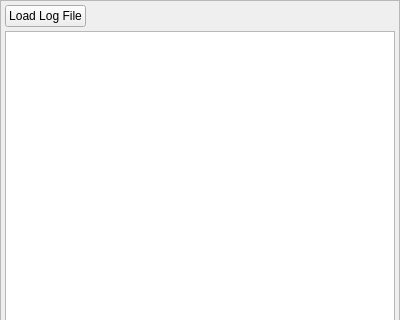
Qt form bt_editor/sidepanel_replay.ui (BehaviorTree/Groot) before a commit; both pictures show x 0 to 400 and y 0 to 320 of the 400 by 500 pixel window.
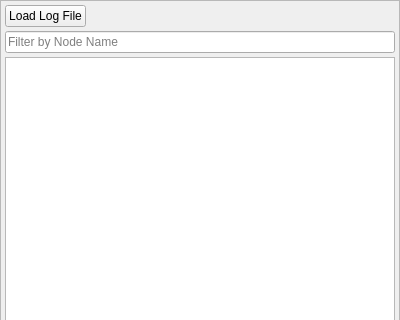
The same form after that commit. Icons and pictures are not drawn.

```diff
--- a/bt_editor/sidepanel_replay.ui
+++ b/bt_editor/sidepanel_replay.ui
@@ -64,6 +64,16 @@
      </item>
     </layout>
    </item>
+   <item>
+    <widget class="QLineEdit" name="lineEditFilter">
+     <property name="placeholderText">
+      <string>Filter by Node Name</string>
+     </property>
+     <property name="clearButtonEnabled">
+      <bool>true</bool>
+     </property>
+    </widget>
+   </item>
    <item>
     <widget class="QTableView" name="tableView">
      <property name="font">
```
